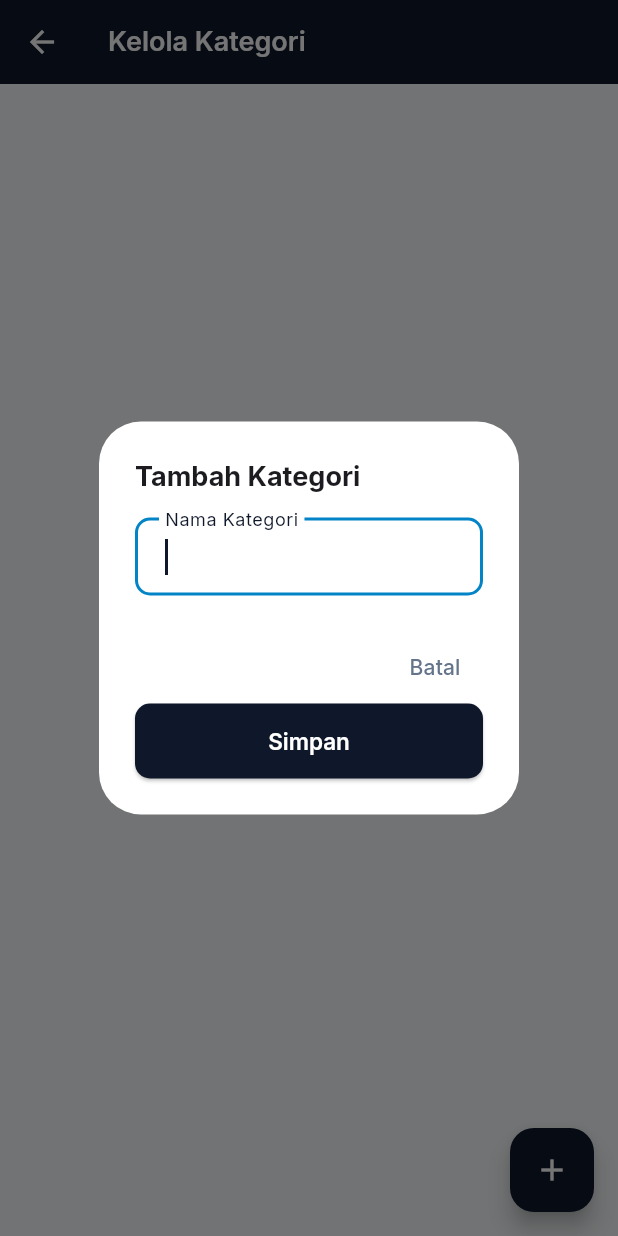
After one commit to aqilahdaffa8/quickpos, a Flutter app: the CategoryScreen screen opened by its route, after a tap on the "delete outline" icon, after a tap on the "add" icon, on a phone screen of 412 x 824 dp. The commit adds this screen. Run offline on Flutter 3.47's test engine with Material 3 defaults, Android fonts, the phone set to English and light mode, and no system bars; our stand-ins replace google_fonts, sqflite; accounts and stored records are empty.

Commit message:
feat: implement Category management with CRUD operations and UI integration

```diff
--- a/lib/app.dart
+++ b/lib/app.dart
@@ -6,6 +6,8 @@ import 'package:quick_pos/features/splash/presentation/screens/splash_screen.dar
 import 'package:quick_pos/features/dashboard/presentation/screens/dashboard_screen.dart';
 import 'package:quick_pos/features/product/presentation/providers/product_provider.dart';
 import 'package:quick_pos/features/product/presentation/screens/product_screen.dart';
+import 'package:quick_pos/features/category/presentation/providers/category_provider.dart'; // Import Category Provider
+import 'package:quick_pos/features/category/presentation/screens/category_screen.dart';
 
 class QuickPosApp extends StatelessWidget {
   const QuickPosApp({super.key});
@@ -14,6 +16,7 @@ class QuickPosApp extends StatelessWidget {
   Widget build(BuildContext context) {
     return MultiProvider(
       providers: [
+        ChangeNotifierProvider(create: (_) => CategoryProvider()),
         ChangeNotifierProvider(create: (_) => ProductProvider()),
       ],
       child: MaterialApp(
@@ -25,6 +28,7 @@ class QuickPosApp extends StatelessWidget {
           '/': (context) => const SplashScreen(),
           '/dashboard': (context) => const DashboardScreen(),
           '/products': (context) => const ProductScreen(),
+          '/categories': (context) => const CategoryScreen(),
         },
       ),
     );
--- /dev/null
+++ b/lib/features/category/data/repositories/category_repository.dart
@@ -0,0 +1,39 @@
+import 'package:sqflite/sqflite.dart';
+import '../../../../core/database/db_helper.dart';
+import '../models/category_model.dart';
+
+class CategoryRepository {
+  Future<List<CategoryModel>> getCategories() async {
+    final db = await DbHelper.instance.database;
+    final result = await db.query(DbHelper.tableCategories, orderBy: 'name ASC');
+    return result.map((e) => CategoryModel.fromMap(e)).toList();
+  }
+
+  Future<int> insertCategory(String name) async {
+    final db = await DbHelper.instance.database;
+    return await db.insert(
+      DbHelper.tableCategories,
+      CategoryModel(name: name, createdAt: DateTime.now().toIso8601String()).toMap(),
+      conflictAlgorithm: ConflictAlgorithm.replace,
+    );
+  }
+
+  Future<int> updateCategory(CategoryModel category) async {
+    final db = await DbHelper.instance.database;
+    return await db.update(
+      DbHelper.tableCategories,
+      category.toMap(),
+      where: 'id = ?',
+      whereArgs: [category.id],
+    );
+  }
+
+  Future<int> deleteCategory(int id) async {
+    final db = await DbHelper.instance.database;
+    return await db.delete(
+      DbHelper.tableCategories,
+      where: 'id = ?',
+      whereArgs: [id],
+    );
+  }
+}
--- /dev/null
+++ b/lib/features/category/presentation/providers/category_provider.dart
@@ -0,0 +1,62 @@
+import 'package:flutter/foundation.dart';
+import '../../data/models/category_model.dart';
+import '../../data/repositories/category_repository.dart';
+
+class CategoryProvider with ChangeNotifier {
+  final CategoryRepository _repository = CategoryRepository();
+
+  List<CategoryModel> _categories = [];
+  bool _isLoading = false;
+
+  List<CategoryModel> get categories => _categories;
+  bool get isLoading => _isLoading;
+
+  Future<void> loadCategories() async {
+    _isLoading = true;
+    notifyListeners();
+
+    try {
+      _categories = await _repository.getCategories();
+    } catch (e) {
+      debugPrint("Error loading categories: $e");
+    }
+
+    _isLoading = false;
+    notifyListeners();
+  }
+
+  Future<bool> addCategory(String name) async {
+    try {
+      await _repository.insertCategory(name);
+      await loadCategories();
+      return true;
+    } catch (e) {
+      debugPrint("Error adding category: $e");
+      return false;
+    }
+  }
+
+  Future<bool> updateCategory(CategoryModel category) async {
+    try {
+      await _repository.updateCategory(category);
+      await loadCategories();
+      return true;
+    } catch (e) {
+      debugPrint("Error updating category: $e");
+      return false;
+    }
+  }
+
+  Future<bool> deleteCategory(int id) async {
+    try {
+      // Perhatian: Karena kita menggunakan SQLite RESTRICT di tabel products,
+      // kategori tidak akan bisa dihapus jika masih ada produk yang menggunakannya.
+      await _repository.deleteCategory(id);
+      await loadCategories();
+      return true;
+    } catch (e) {
+      debugPrint("Error deleting category (mungkin sedang digunakan oleh produk): $e");
+      return false;
+    }
+  }
+}
--- /dev/null
+++ b/lib/features/category/presentation/screens/category_screen.dart
@@ -0,0 +1,152 @@
+import 'package:flutter/material.dart';
+import 'package:provider/provider.dart';
+import '../../../../core/constants/app_colors.dart';
+import '../../data/models/category_model.dart';
+import '../providers/category_provider.dart';
+
+class CategoryScreen extends StatefulWidget {
+  const CategoryScreen({super.key});
+
+  @override
+  State<CategoryScreen> createState() => _CategoryScreenState();
+}
+
+class _CategoryScreenState extends State<CategoryScreen> {
+  @override
+  void initState() {
+    super.initState();
+    Future.microtask(() => context.read<CategoryProvider>().loadCategories());
+  }
+
+  void _showCategoryForm({CategoryModel? category}) {
+    final nameController = TextEditingController(text: category?.name ?? '');
+
+    showDialog(
+      context: context,
+      builder: (context) {
+        return AlertDialog(
+          backgroundColor: AppColors.surfaceWhite,
+          title: Text(
+            category == null ? 'Tambah Kategori' : 'Edit Kategori',
+            style: const TextStyle(fontSize: 18, fontWeight: FontWeight.bold),
+          ),
+          content: TextField(
+            controller: nameController,
+            decoration: const InputDecoration(labelText: 'Nama Kategori'),
+            autofocus: true,
+          ),
+          actions: [
+            TextButton(
+              onPressed: () => Navigator.pop(context),
+              child: const Text('Batal', style: TextStyle(color: AppColors.textSecondary)),
+            ),
+            ElevatedButton(
+              onPressed: () async {
+                if (nameController.text.isEmpty) return;
+
+                final provider = context.read<CategoryProvider>();
+                bool success;
+
+                if (category == null) {
+                  success = await provider.addCategory(nameController.text);
+                } else {
+                  final updatedCategory = CategoryModel(
+                    id: category.id,
+                    name: nameController.text,
+                    createdAt: category.createdAt,
+                  );
+                  success = await provider.updateCategory(updatedCategory);
+                }
+
+                if (context.mounted) {
+                  Navigator.pop(context);
+                  ScaffoldMessenger.of(context).showSnackBar(
+                    SnackBar(
+                      content: Text(success ? 'Kategori berhasil disimpan' : 'Gagal menyimpan kategori'),
+                    ),
+                  );
+                }
+              },
+              child: const Text('Simpan'),
+            ),
+          ],
+        );
+      },
+    );
+  }
+
+  @override
+  Widget build(BuildContext context) {
+    return Scaffold(
+      appBar: AppBar(
+        title: const Text('Kelola Kategori'),
+      ),
+      body: Consumer<CategoryProvider>(
+        builder: (context, provider, child) {
+          if (provider.isLoading) {
+            return const Center(child: CircularProgressIndicator());
+          }
+
+          if (provider.categories.isEmpty) {
+            return const Center(
+              child: Text(
+                'Belum ada kategori',
+                style: TextStyle(color: AppColors.textSecondary),
+              ),
+            );
+          }
+
+          return ListView.builder(
+            padding: const EdgeInsets.all(16),
+            itemCount: provider.categories.length,
+            itemBuilder: (context, index) {
+              final category = provider.categories[index];
+              return Card(
+                margin: const EdgeInsets.only(bottom: 12),
+                child: ListTile(
+                  leading: Container(
+                    padding: const EdgeInsets.all(8),
+                    decoration: BoxDecoration(
+                      color: AppColors.accentBlue.withOpacity(0.1),
+                      borderRadius: BorderRadius.circular(8),
+                    ),
+                    child: const Icon(Icons.category_outlined, color: AppColors.accentBlue),
+                  ),
+                  title: Text(category.name, style: const TextStyle(fontWeight: FontWeight.bold)),
+                  trailing: Row(
+                    mainAxisSize: MainAxisSize.min,
+                    children: [
+                      IconButton(
+                        icon: const Icon(Icons.edit_outlined, color: AppColors.textSecondary),
+                        onPressed: () => _showCategoryForm(category: category),
+                      ),
+                      IconButton(
+                        icon: const Icon(Icons.delete_outline, color: AppColors.error),
+                        onPressed: () async {
+                          final success = await provider.deleteCategory(category.id!);
+                          if (!success && context.mounted) {
+                            ScaffoldMessenger.of(context).showSnackBar(
+                              const SnackBar(
+                                content: Text('Gagal: Kategori ini sedang digunakan oleh produk!'),
+                                backgroundColor: AppColors.error,
+                              ),
+                            );
+                          }
+                        },
+                      ),
+                    ],
+                  ),
+                ),
+              );
+            },
+          );
+        },
+      ),
+      floatingActionButton: FloatingActionButton(
+        backgroundColor: AppColors.primaryNavy,
+        onPressed: () => _showCategoryForm(),
+        child: const Icon(Icons.add, color: AppColors.surfaceWhite),
+      ),
+    );
+  }
+}
```
Also changed, not shown: lib/features/dashboard/presentation/screens/dashboard_screen.dart (+7 -0 lines), 1 other file.
